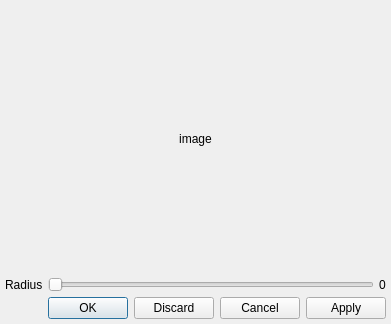
Before: the Qt Designer form App/GraphPainterBuilder/src/graphics/widgets/baseeffectwidget.ui in piborisovich/repo, drawn with Qt 5.
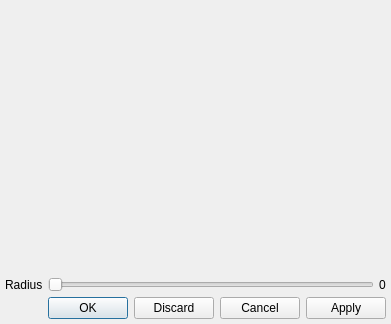
After: the same form once the commit is applied.

```diff
--- a/App/GraphPainterBuilder/src/graphics/widgets/baseeffectwidget.ui
+++ b/App/GraphPainterBuilder/src/graphics/widgets/baseeffectwidget.ui
@@ -6,7 +6,7 @@
    <rect>
     <x>0</x>
     <y>0</y>
-    <width>378</width>
+    <width>369</width>
     <height>324</height>
    </rect>
   </property>
@@ -66,7 +66,10 @@
    <item row="0" column="0" colspan="3">
     <widget class="QLabel" name="effectExampleLabel">
      <property name="text">
-      <string>image</string>
+      <string/>
+     </property>
+     <property name="scaledContents">
+      <bool>true</bool>
      </property>
      <property name="alignment">
       <set>Qt::AlignmentFlag::AlignCenter</set>
```
Left out of the diff: 9 changed lines with no effect on the pictures.
